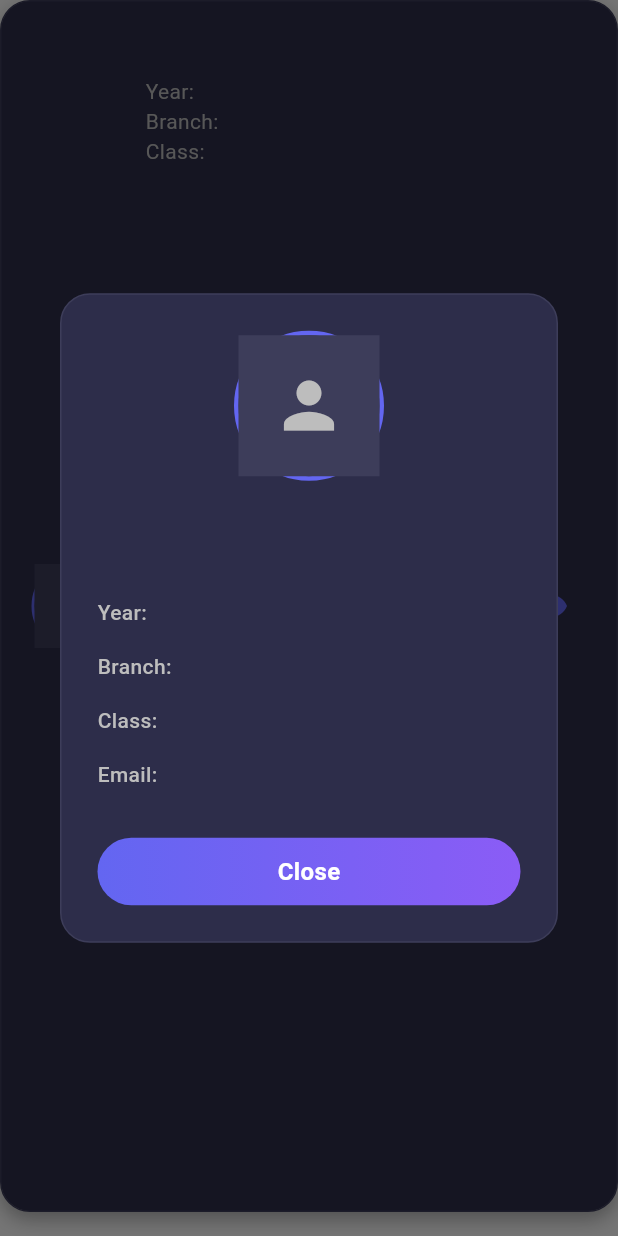
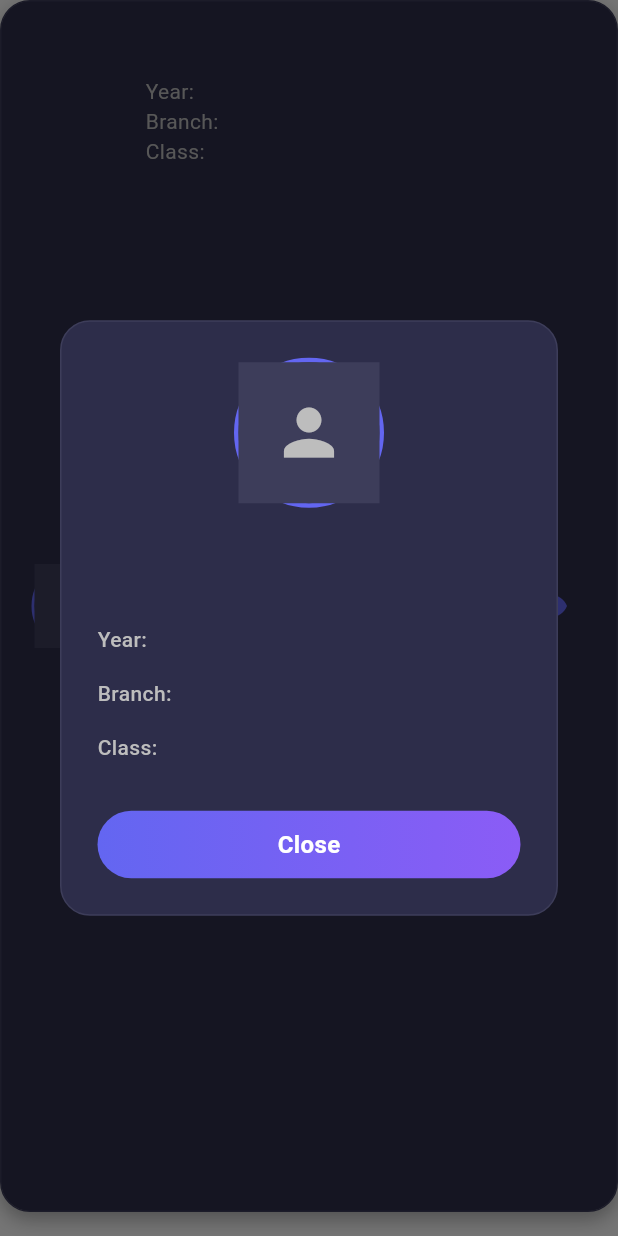
Before and after one commit to WEFT-TIET/FRONTEND, a Flutter app: the WEFTerCard widget shown alone on an empty page, opened directly with empty values, after a tap on the "visibility" icon, on a phone screen of 412 x 824 dp. Run offline on Flutter 3.47's test engine with Material 3 defaults, Android fonts, the phone set to English and light mode, and no system bars; our stand-ins replace cloud_firestore, firebase_core, firebase_storage, flutter_card_swiper, flutter_riverpod, flutter_svg and 4 more; missing offline and left inert: jwt_decode; accounts and stored records are empty.

Commit message:
leaving search alon for now

```diff
--- a/frontend_weft/lib/features/search/view/pages/search.dart
+++ b/frontend_weft/lib/features/search/view/pages/search.dart
@@ -598,8 +598,6 @@ class _WEFTerPageState extends ConsumerState<WEFTerPage> {
         client: appHttpClient,
       );
 
-      print('🤣Raw API response: $result');
-
       // Hide loading dialog
       Navigator.of(context, rootNavigator: true).pop();
 
@@ -919,7 +917,6 @@ class WEFTerCard extends StatelessWidget {
                   _buildDetailRow('Year', user['year'] ?? 'Not specified'),
                   _buildDetailRow('Branch', user['branch'] ?? 'Not specified'),
                   _buildDetailRow('Class', user['class_id'] ?? 'Not specified'),
-                  _buildDetailRow('Email', user['email'] ?? 'Not specified'),
 
                   SizedBox(height: 24),
 
```
